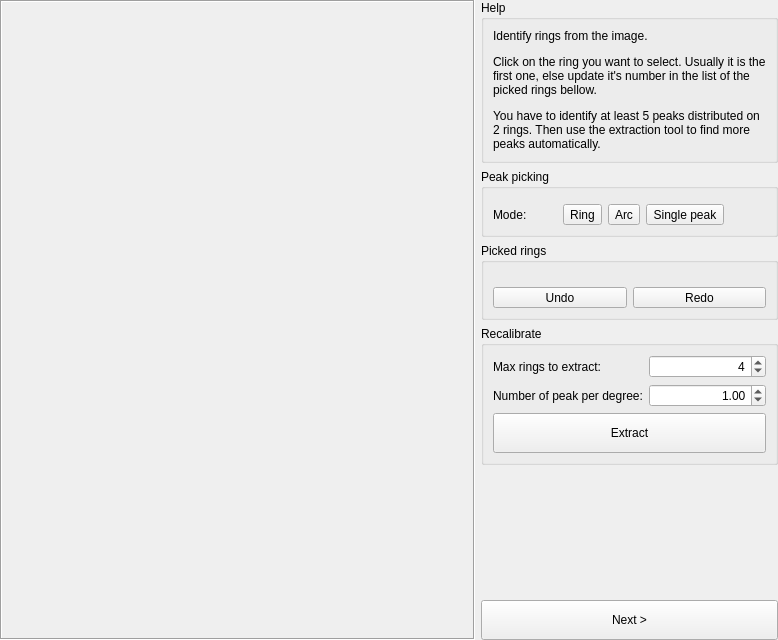
silx-kit/pyFAI, file pyFAI/resources/gui/calibration-peakpicking.ui: the form before one commit.
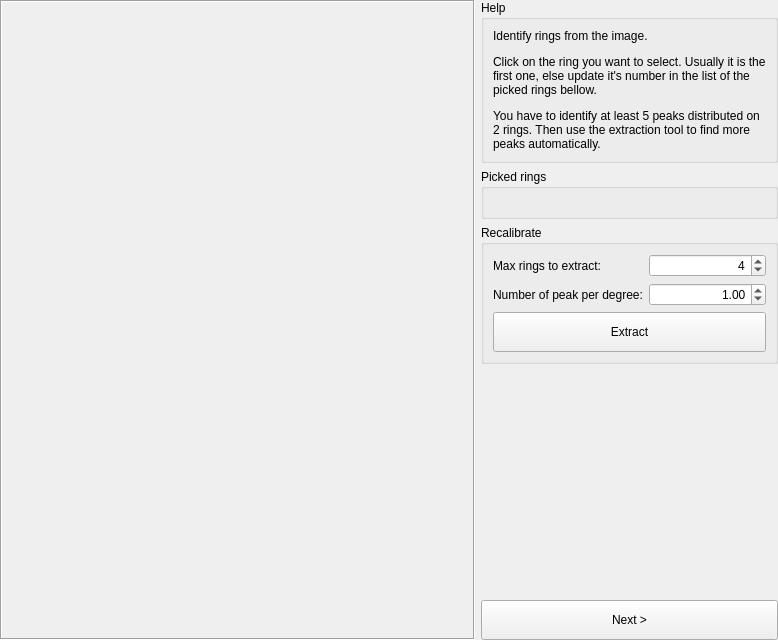
The form after the commit. Custom widgets are drawn as their Qt base class.

Commit message: Move all the peak picking actions at the same place

What changed in the file:
```diff
--- a/pyFAI/resources/gui/calibration-peakpicking.ui
+++ b/pyFAI/resources/gui/calibration-peakpicking.ui
@@ -32,7 +32,7 @@
    </item>
    <item>
     <widget class="QWidget" name="widget" native="true">
-     <layout class="QVBoxLayout" name="verticalLayout_3" stretch="0,0,0,0,0,0">
+     <layout class="QVBoxLayout" name="verticalLayout_3" stretch="0,0,0,0,0">
       <property name="margin">
        <number>0</number>
       </property>
@@ -61,125 +61,12 @@
         </layout>
        </widget>
       </item>
-      <item>
-       <widget class="QGroupBox" name="groupBox_4">
-        <property name="title">
-         <string>Peak picking</string>
-        </property>
-        <layout class="QGridLayout" name="gridLayout_4" columnstretch="0,0,0,0">
-         <item row="1" column="0">
-          <widget class="QLabel" name="label_37">
-           <property name="text">
-            <string>Mode:</string>
-           </property>
-          </widget>
-         </item>
-         <item row="0" column="1">
-          <widget class="QWidget" name="widget_20" native="true">
-           <property name="sizePolicy">
-            <sizepolicy hsizetype="Preferred" vsizetype="Minimum">
-             <horstretch>0</horstretch>
-             <verstretch>0</verstretch>
-            </sizepolicy>
-           </property>
-           <layout class="QVBoxLayout" name="verticalLayout_11">
-            <property name="spacing">
-             <number>0</number>
-            </property>
-            <property name="sizeConstraint">
-             <enum>QLayout::SetDefaultConstraint</enum>
-            </property>
-            <property name="margin">
-             <number>0</number>
-            </property>
-           </layout>
-          </widget>
-         </item>
-         <item row="1" column="1" colspan="3">
-          <widget class="QWidget" name="widget_4" native="true">
-           <layout class="QHBoxLayout" name="horizontalLayout_4">
-            <property name="margin">
-             <number>0</number>
-            </property>
-            <item>
-             <widget class="QToolButton" name="_ringSelectionMode">
-              <property name="toolTip">
-               <string>Extract peaks, beyond masked values</string>
-              </property>
-              <property name="text">
-               <string>Ring</string>
-              </property>
-              <property name="checkable">
-               <bool>true</bool>
-              </property>
-              <property name="checked">
-               <bool>false</bool>
-              </property>
-              <property name="toolButtonStyle">
-               <enum>Qt::ToolButtonTextBesideIcon</enum>
-              </property>
-             </widget>
-            </item>
-            <item>
-             <widget class="QToolButton" name="_arcSelectionMode">
-              <property name="toolTip">
-               <string>Extract contiguous peaks</string>
-              </property>
-              <property name="text">
-               <string>Arc</string>
-              </property>
-              <property name="checkable">
-               <bool>true</bool>
-              </property>
-              <property name="checked">
-               <bool>false</bool>
-              </property>
-              <property name="toolButtonStyle">
-               <enum>Qt::ToolButtonTextBesideIcon</enum>
-              </property>
-             </widget>
-            </item>
-            <item>
-             <widget class="QToolButton" name="_peakSelectionMode">
-              <property name="toolTip">
-               <string>Extract a single peak</string>
-              </property>
-              <property name="text">
-               <string>Single peak</string>
-              </property>
-              <property name="checkable">
-               <bool>true</bool>
-              </property>
-              <property name="toolButtonStyle">
-               <enum>Qt::ToolButtonTextBesideIcon</enum>
-              </property>
-             </widget>
-            </item>
-            <item>
-             <spacer name="horizontalSpacer_12">
-              <property name="orientation">
-               <enum>Qt::Horizontal</enum>
-              </property>
-              <property name="sizeHint" stdset="0">
-               <size>
-                <width>40</width>
-                <height>20</height>
-               </size>
-              </property>
-             </spacer>
-            </item>
-           </layout>
-          </widget>
-         </item>
-        </layout>
-       </widget>
-      </item>
       <item>
        <widget class="QGroupBox" name="groupBox_7">
         <property name="title">
          <string>Picked rings</string>
         </property>
-        <layout class="QVBoxLayout" name="verticalLayout" stretch="0,0,0">
+        <layout class="QVBoxLayout" name="verticalLayout" stretch="0,0">
          <property name="spacing">
           <number>0</number>
          </property>
@@ -194,59 +81,6 @@
            <layout class="QVBoxLayout" name="verticalLayout_2"/>
           </widget>
          </item>
-         <item>
-          <widget class="QWidget" name="widget_12" native="true">
-           <property name="sizePolicy">
-            <sizepolicy hsizetype="Preferred" vsizetype="Fixed">
-             <horstretch>0</horstretch>
-             <verstretch>0</verstretch>
-            </sizepolicy>
-           </property>
-           <layout class="QHBoxLayout" name="horizontalLayout_12">
-            <property name="spacing">
-             <number>6</number>
-            </property>
-            <property name="leftMargin">
-             <number>0</number>
-            </property>
-            <property name="topMargin">
-             <number>6</number>
-            </property>
-            <property name="rightMargin">
-             <number>0</number>
-            </property>
-            <property name="bottomMargin">
-             <number>0</number>
-            </property>
-            <item>
-             <widget class="QToolButton" name="_undoButton">
-              <property name="sizePolicy">
-               <sizepolicy hsizetype="Expanding" vsizetype="Fixed">
-                <horstretch>0</horstretch>
-                <verstretch>0</verstretch>
-               </sizepolicy>
-              </property>
-              <property name="text">
-               <string>Undo</string>
-              </property>
-             </widget>
-            </item>
-            <item>
-             <widget class="QToolButton" name="_redoButton">
-              <property name="sizePolicy">
-               <sizepolicy hsizetype="Expanding" vsizetype="Fixed">
-                <horstretch>0</horstretch>
-                <verstretch>0</verstretch>
-               </sizepolicy>
-              </property>
-              <property name="text">
-               <string>Redo</string>
-              </property>
-             </widget>
-            </item>
-           </layout>
-          </widget>
-         </item>
         </layout>
        </widget>
       </item>
```
Left out of the diff: 2 changed lines with no effect on the pictures. The commit also changes 1 other file.
